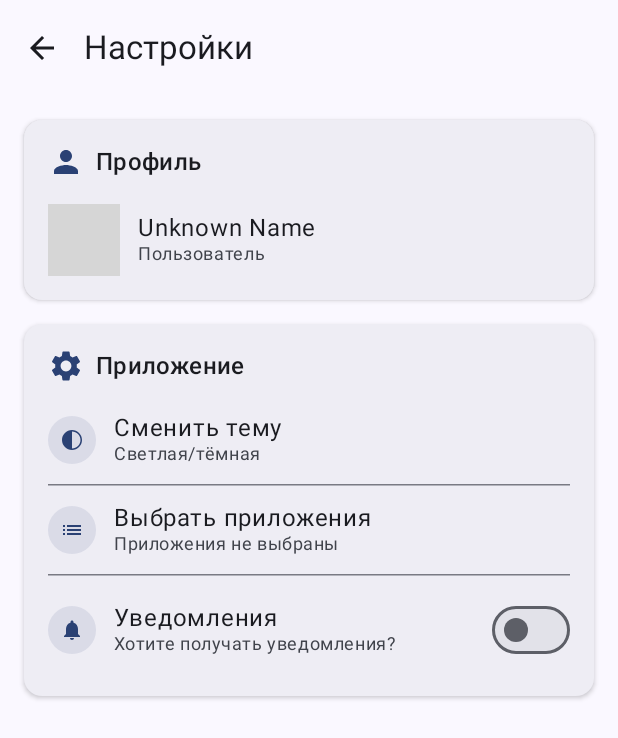
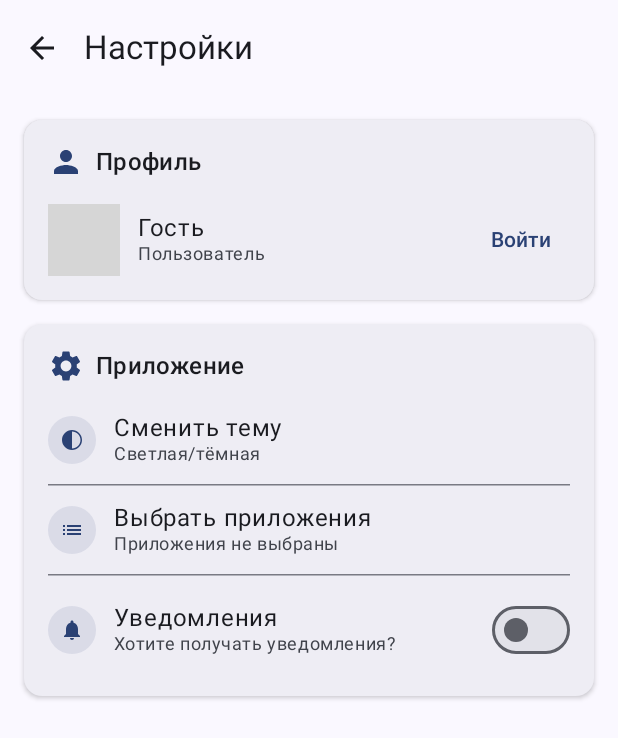
Before and after one commit to RomanMeringueTie/MusicHelperAI, an Android app built with Jetpack Compose: the SettingsScreen screen opened through its navigation route, on a phone screen of 412 x 824 dp. Shown: the top 738 px of the screen. Run offline under Robolectric (Android 15) with nearby library versions, the phone set to English and light mode, and no system bars; our stand-ins replace Firebase (no records; nobody signed in at launch, a user with empty details on screens opened directly), Room's generated code; libraries missing offline, so code that uses them is left out: com.firebase.ui; pictures from the network do not load; 2 statements that could not run were skipped; grey boxes are pictures that could not be loaded.

Commit message:
Add sign out button

```diff
--- a/app/src/main/java/com/example/maps/data/model/User.kt
+++ b/app/src/main/java/com/example/maps/data/model/User.kt
@@ -1,7 +1,11 @@
 package com.example.maps.data.model
 
+import androidx.compose.runtime.getValue
+import androidx.compose.runtime.mutableStateOf
+import androidx.compose.runtime.setValue
+
 object UserModel {
-    var name: String? = null
-    var picture: String? = null
-    var isAuthorized: Boolean = false
+    var name by mutableStateOf<String?>(null)
+    var picture by mutableStateOf<String?>(null)
+    var isAuthorized by mutableStateOf(false)
 }
--- a/app/src/main/java/com/example/maps/di/AppModule.kt
+++ b/app/src/main/java/com/example/maps/di/AppModule.kt
@@ -39,6 +39,8 @@ import com.example.maps.domain.SetNotificationSettingUseCase
 import com.example.maps.domain.SetNotificationSettingUseCaseImpl
 import com.example.maps.domain.SetPickedAppsUseCase
 import com.example.maps.domain.SetPickedAppsUseCaseImpl
+import com.example.maps.domain.SignOutUseCase
+import com.example.maps.domain.SignOutUseCaseImpl
 import com.example.maps.presentation.AnalysisViewModel
 import com.example.maps.presentation.ListensListViewModel
 import com.example.maps.presentation.MainViewModel
@@ -92,6 +94,7 @@ val appModule = module {
     singleOf(::NotificationSettingDataSourceImpl) { bind<NotificationSettingDataSource>() }
     singleOf(::PermissionDataSourceImpl) { bind<PermissionDataSource>() }
     singleOf(::PickedAppsDataSourceImpl) { bind<PickedAppsDataSource>() }
+    singleOf(::SignOutUseCaseImpl) { bind<SignOutUseCase>() }
     singleOf(::GetNotificationSettingUseCaseImpl) { bind<GetNotificationSettingUseCase>() }
     singleOf(::SetNotificationSettingUseCaseImpl) { bind<SetNotificationSettingUseCase>() }
     singleOf(::GetListensReviewUseCaseImpl) { bind<GetListensReviewUseCase>() }
--- /dev/null
+++ b/app/src/main/java/com/example/maps/domain/SignOutUseCase.kt
@@ -0,0 +1,5 @@
+package com.example.maps.domain
+
+interface SignOutUseCase {
+    operator fun invoke()
+}
--- /dev/null
+++ b/app/src/main/java/com/example/maps/domain/SignOutUseCaseImpl.kt
@@ -0,0 +1,13 @@
+package com.example.maps.domain
+
+import com.example.maps.data.model.UserModel
+
+class SignOutUseCaseImpl: SignOutUseCase {
+    override fun invoke() {
+        UserModel.apply {
+            isAuthorized = false
+            name = null
+            picture = null
+        }
+    }
+}
--- a/app/src/main/java/com/example/maps/presentation/SettingsViewModel.kt
+++ b/app/src/main/java/com/example/maps/presentation/SettingsViewModel.kt
@@ -6,6 +6,7 @@ import com.example.maps.data.model.AppInfo
 import com.example.maps.domain.GetInstalledAppsUseCase
 import com.example.maps.domain.GetNotificationSettingUseCase
 import com.example.maps.domain.SetNotificationSettingUseCase
+import com.example.maps.domain.SignOutUseCase
 import kotlinx.coroutines.Dispatchers
 import kotlinx.coroutines.flow.MutableStateFlow
 import kotlinx.coroutines.flow.asStateFlow
@@ -16,6 +17,7 @@ class SettingsViewModel(
     private val getInstalledAppsUseCase: GetInstalledAppsUseCase,
     private val getNotificationSettingUseCase: GetNotificationSettingUseCase,
     private val setNotificationSettingUseCase: SetNotificationSettingUseCase,
+    private val signOutUseCase: SignOutUseCase,
 ) :
     ViewModel() {
     private val _pickedApps: MutableStateFlow<State<List<AppInfo>>> =
@@ -24,6 +26,9 @@ class SettingsViewModel(
 
     private val _isNotificationsAllowed = MutableStateFlow(false)
     val isNotificationsAllowed = _isNotificationsAllowed.asStateFlow()
+
+    private val _isSignOutDialogShown = MutableStateFlow(false)
+    val isSignOutDialogShown = _isSignOutDialogShown.asStateFlow()
 
     init {
         viewModelScope.launch {
@@ -48,4 +53,13 @@ class SettingsViewModel(
         }
         _isNotificationsAllowed.value = isAllowed
     }
+
+    fun changeSignOutDialogVisibility() {
+        _isSignOutDialogShown.value = !_isSignOutDialogShown.value
+    }
+
+    fun onSignOut() {
+        signOutUseCase()
+        changeSignOutDialogVisibility()
+    }
 }
--- a/app/src/main/java/com/example/maps/ui/MainScreen.kt
+++ b/app/src/main/java/com/example/maps/ui/MainScreen.kt
@@ -91,6 +91,7 @@ fun MainScreen(modifier: Modifier, viewModel: MainViewModel) {
                             onRouteToPickApps = { navController.navigate("PICK_APPS") },
                             onBack = navController::navigateUp,
                             viewModel = koinViewModel(),
+                            onSignIn = { navController.navigate("LOG_IN") }
                         )
                     }
                 }
--- a/app/src/main/java/com/example/maps/ui/SettingsScreen.kt
+++ b/app/src/main/java/com/example/maps/ui/SettingsScreen.kt
@@ -24,6 +24,7 @@ import androidx.compose.material.icons.filled.Notifications
 import androidx.compose.material.icons.filled.Person
 import androidx.compose.material.icons.filled.Settings
 import androidx.compose.material.icons.filled.Warning
+import androidx.compose.material3.AlertDialog
 import androidx.compose.material3.Card
 import androidx.compose.material3.CardDefaults
 import androidx.compose.material3.CircularProgressIndicator
@@ -35,6 +36,7 @@ import androidx.compose.material3.MaterialTheme
 import androidx.compose.material3.Scaffold
 import androidx.compose.material3.Switch
 import androidx.compose.material3.Text
+import androidx.compose.material3.TextButton
 import androidx.compose.material3.TopAppBar
 import androidx.compose.runtime.Composable
 import androidx.compose.runtime.collectAsState
@@ -44,6 +46,7 @@ import androidx.compose.ui.Modifier
 import androidx.compose.ui.draw.clip
 import androidx.compose.ui.graphics.vector.ImageVector
 import androidx.compose.ui.layout.ContentScale
+import androidx.compose.ui.platform.LocalContext
 import androidx.compose.ui.res.stringResource
 import androidx.compose.ui.res.vectorResource
 import androidx.compose.ui.text.style.TextAlign
@@ -55,6 +58,7 @@ import com.example.maps.data.model.AppInfo
 import com.example.maps.data.model.UserModel
 import com.example.maps.presentation.SettingsViewModel
 import com.example.maps.presentation.State
+import com.example.maps.ui.utils.signOut
 
 @OptIn(ExperimentalMaterial3Api::class)
 @Composable
@@ -63,10 +67,12 @@ fun SettingsScreen(
     onThemeChange: () -> Unit,
     onRouteToPickApps: () -> Unit,
     onBack: () -> Unit,
+    onSignIn: () -> Unit,
     viewModel: SettingsViewModel,
 ) {
     val pickedApps = viewModel.pickedApps.collectAsState()
     val isNotificationsAllowed = viewModel.isNotificationsAllowed.collectAsState()
+    val isDialogShown = viewModel.isSignOutDialogShown.collectAsState()
 
     SettingsScreenImpl(
         modifier = modifier,
@@ -76,6 +82,10 @@ fun SettingsScreen(
         pickedApps = pickedApps.value,
         isNotificationsAllowed = isNotificationsAllowed.value,
         onNotificationSettingChange = viewModel::onNotificationSettingChange,
+        onSignIn = onSignIn,
+        onSignOut = viewModel::onSignOut,
+        isDialogShown = isDialogShown.value,
+        onChangeDialogVisibility = viewModel::changeSignOutDialogVisibility
     )
 }
 
@@ -89,7 +99,14 @@ fun SettingsScreenImpl(
     pickedApps: State<List<AppInfo>>,
     isNotificationsAllowed: Boolean,
     onNotificationSettingChange: (Boolean) -> Unit,
+    onSignIn: () -> Unit,
+    onSignOut: () -> Unit,
+    isDialogShown: Boolean,
+    onChangeDialogVisibility: () -> Unit,
 ) {
+
+    val context = LocalContext.current
+
     Scaffold(
         topBar = {
             key(MaterialTheme.colorScheme.background) {
@@ -169,7 +186,6 @@ fun SettingsScreenImpl(
                         ) {
                             Row(
                                 verticalAlignment = Alignment.CenterVertically,
-
                                 modifier = Modifier.fillMaxWidth()
                             ) {
                                 AsyncImage(
@@ -197,6 +213,27 @@ fun SettingsScreenImpl(
                                         color = MaterialTheme.colorScheme.onSurfaceVariant
                                     )
                                 }
+
+                                if (UserModel.isAuthorized) {
+                                    TextButton(
+                                        onClick = onChangeDialogVisibility,
+                                    ) {
+                                        Text(
+                                            stringResource(R.string.sign_out),
+                                            color = MaterialTheme.colorScheme.error
+                                        )
+                                    }
+                                } else {
+                                    TextButton(
+                                        onClick = onSignIn,
+                                    ) {
+                                        Text(
+                                            stringResource(R.string.sign_in),
+                                            color = MaterialTheme.colorScheme.primary
+                                        )
+                                    }
+                                }
+
                             }
                         }
                     }
@@ -239,6 +276,12 @@ fun SettingsScreenImpl(
                             )
                         }
                     }
+                }
+                if (isDialogShown) {
+                    SignOutDialog(
+                        onConfirm = { signOut(context); onSignOut() },
+                        onDismiss = onChangeDialogVisibility
+                    )
                 }
             }
         }
@@ -392,3 +435,22 @@ private fun getAppsSubtitle(apps: List<AppInfo>): String {
         stringResource(R.string.now_picked_apps, apps.joinToString(", ") { it.appName })
     }
 }
+
+@Composable
+private fun SignOutDialog(onConfirm: () -> Unit, onDismiss: () -> Unit) {
+    AlertDialog(
+        onDismissRequest = onDismiss,
+        title = { Text("Выйти из аккаунта") },
+        text = { Text("Вы уверены?") },
+        confirmButton = {
+            TextButton(onClick = onConfirm) {
+                Text(stringResource(R.string.sign_out))
+            }
+        },
+        dismissButton = {
+            TextButton(onClick = onDismiss) {
+                Text(stringResource(R.string.cancel))
+            }
+        }
+    )
+}
--- a/app/src/main/res/values/strings.xml
+++ b/app/src/main/res/values/strings.xml
@@ -24,7 +24,7 @@
     <string name="apps_not_picked">Приложения не выбраны</string>
     <string name="now_picked_apps">Сейчас выбраны: %1$s</string>
     <string name="user">Пользователь</string>
-    <string name="unknown_name">Unknown Name</string>
+    <string name="unknown_name">Гость</string>
     <string name="profile">Профиль</string>
     <string name="app">Приложение</string>
     <string name="empty_listens_placeholder_title">Тут будут прослушанные вами треки</string>
@@ -37,4 +37,6 @@
     <string name="artist">Исполнитель</string>
     <string name="track">Композиция</string>
     <string name="auth_error">Не удалось авторизоваться</string>
+    <string name="sign_out">Выйти</string>
+    <string name="sign_in">Войти</string>
 </resources>
```
Also changed, not shown: app/src/main/java/com/example/maps/ui/utils/SignOut.kt (added, +9 -0 lines).
